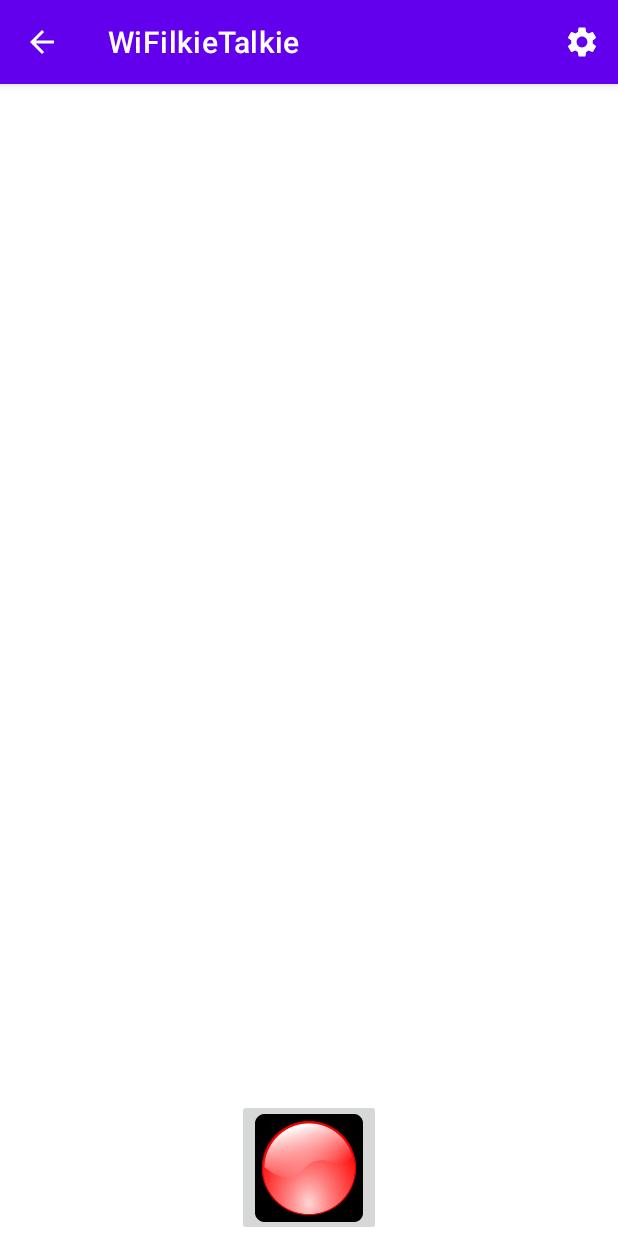
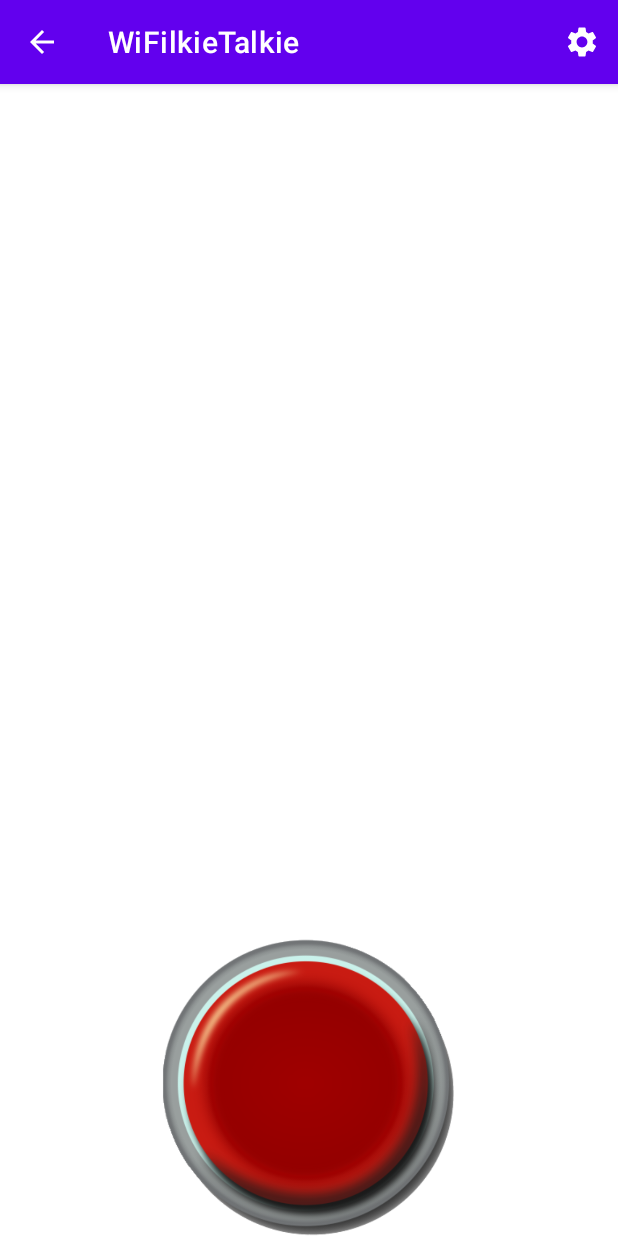
Before and after one commit to EugenySychev/WiFilkieTalkie, an Android app: the UserListActivity screen opened directly, with no data from a screen before it, on a phone screen of 412 x 824 dp. Run offline under Robolectric (Android 15) with nearby library versions, the light colour scheme and no system bars; network calls fail; 2 statements that could not run were skipped.

Commit message:
add correct button with behaviour

```diff
--- a/app/src/main/java/com/sychev/wifilkietalkie/data/UserItem.java
+++ b/app/src/main/java/com/sychev/wifilkietalkie/data/UserItem.java
@@ -1,8 +1,11 @@
 package com.sychev.wifilkietalkie.data;
+
+import android.util.Log;
 
 import java.net.InetAddress;
 
 public class UserItem {
+    private static final String TAG = "UserItem";
     private String mUserName;
     private InetAddress mUserAddress;
     private int mNotReceivedCount;
@@ -12,6 +15,7 @@ public class UserItem {
 
     public void setUserActive(boolean isChecked) {
         mIsActive = isChecked;
+        Log.d(TAG, "Set item name " + mUserName + " is active " + isChecked);
     }
 
     public boolean isUserActive() {
--- /dev/null
+++ b/app/src/main/res/drawable/red_button_selector.xml
@@ -0,0 +1,8 @@
+<?xml version="1.0" encoding="utf-8"?>
+<selector xmlns:android="http://schemas.android.com/apk/res/android">
+    <item android:state_pressed="true"
+        android:drawable="@drawable/red_pressed_button" /> <!-- pressed -->
+    <item android:state_focused="true"
+        android:drawable="@drawable/red_released_button" /> <!-- focused -->
+    <item android:drawable="@drawable/red_released_button" /> <!-- default -->
+</selector>
--- a/app/src/main/res/layout/activity_user_list.xml
+++ b/app/src/main/res/layout/activity_user_list.xml
@@ -14,10 +14,12 @@
         android:layout_weight="200" />
 
     <androidx.appcompat.widget.AppCompatImageButton
-        android:layout_width="wrap_content"
-        android:layout_height="wrap_content"
+        android:layout_width="200dp"
+        android:layout_height="200dp"
         android:layout_weight="1"
-        android:src="@mipmap/red_button"
+        android:src="@drawable/red_button_selector"
+        android:background="@null"
+        android:scaleType="fitCenter"
         android:layout_gravity="center"
         android:id="@+id/user_list_ptt_button"/>
 
```
Also changed, not shown: app/src/main/java/com/sychev/wifilkietalkie/view/UserListActivity.java (+21 -55 lines), app/src/main/java/com/sychev/wifilkietalkie/view/UserListAdapter.java (+12 -12 lines), app/src/main/res/layout/layout_userlist_item.xml (+4 -4 lines), app/src/main/res/drawable/red_pressed_button.png (added), app/src/main/res/drawable/red_released_button.png (added).
